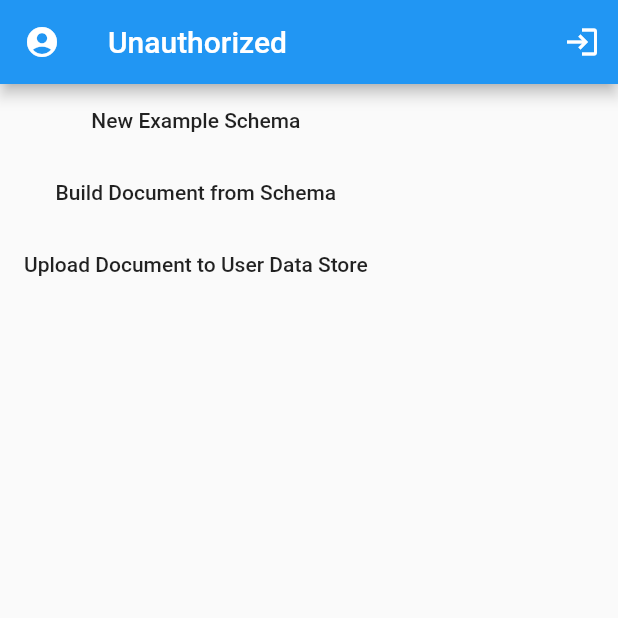
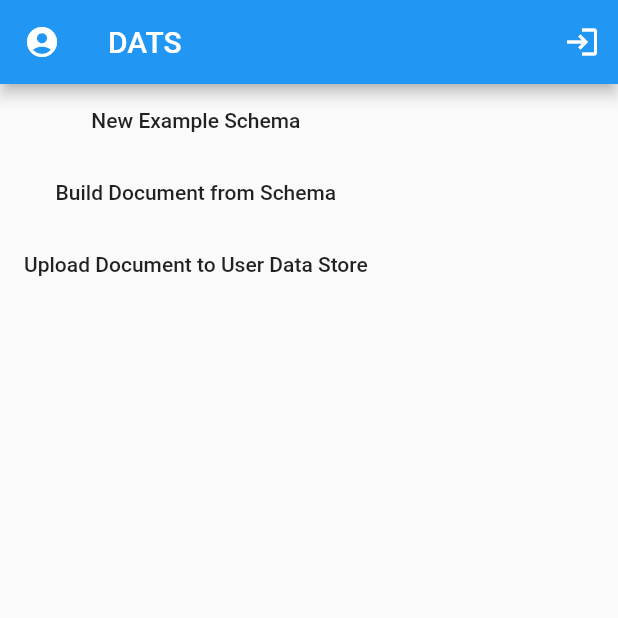
Before and after one commit to mihirKachroo/HTN2022, a Flutter app: the screen it shows after launch, after a tap on "Upload Document to User Data Store", on a phone screen of 412 x 824 dp, the top half of it. Run offline on Flutter 3.47's test engine with Material 2 defaults, Android fonts, the light colour scheme and no system bars; our stand-ins replace get; missing offline and left inert: motor_flutter.

Commit message:
added title

```diff
--- a/client/lib/main.dart
+++ b/client/lib/main.dart
@@ -3,6 +3,7 @@
 import 'package:flutter/material.dart';
 import 'package:get/get.dart';
 import 'package:motor_flutter/motor_flutter.dart';
+import 'login_page.dart';
 
 Future<void> main() async {
   // Init Services
@@ -24,7 +25,7 @@ class _MyAppState extends State<MyApp> {
   late final SchemaDocument? testDocument;
   late final List<int>? dscKey;
   late final List<int>? pskKey;
-  String titleMsg = "Unauthorized";
+  String titleMsg = "DATS";
   @override
   Widget build(BuildContext context) {
     return MaterialApp(
@@ -46,7 +47,8 @@ class _MyAppState extends State<MyApp> {
               // The Sonr team reccomends either of the following packages to store your keys:
               // - [biometric_storage] https://pub.dev/packages/biometric_storage
               // - [flutter_keychain] https://pub.dev/packages/flutter_keychain
-              final res = await MotorFlutter.to.createAccount("hard-to-hack-password", onKeysGenerated: (dsc, psk) {
+              final res = await MotorFlutter.to.createAccount(
+                  "hard-to-hack-password", onKeysGenerated: (dsc, psk) {
                 dscKey = dsc;
                 pskKey = psk;
               });
@@ -149,7 +151,8 @@ class _MyAppState extends State<MyApp> {
                   );
                   return;
                 }
-                Get.snackbar("Success", "Uploaded document to user encrypted IPFS Store. CID: ${doc.cid}");
+                Get.snackbar("Success",
+                    "Uploaded document to user encrypted IPFS Store. CID: ${doc.cid}");
               },
             ),
           ],
```
Also changed, not shown: client/lib/login_page.dart (added).
